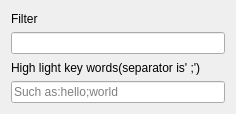
This is Source/ToolBox/ToolBoxUI/xToolsToolBoxUiOutputMenu.ui in x-tools-author/x-tools as Qt 5 draws it before an edit. The edited form follows.
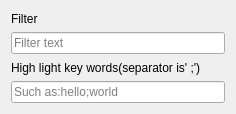
This is the edited form.

The edit to the form file:
```diff
--- a/Source/ToolBox/ToolBoxUI/xToolsToolBoxUiOutputMenu.ui
+++ b/Source/ToolBox/ToolBoxUI/xToolsToolBoxUiOutputMenu.ui
@@ -40,6 +40,9 @@
    </item>
    <item row="1" column="0">
     <widget class="QLineEdit" name="filter">
+     <property name="placeholderText">
+      <string>Filter text</string>
+     </property>
      <property name="clearButtonEnabled">
       <bool>true</bool>
      </property>
```
